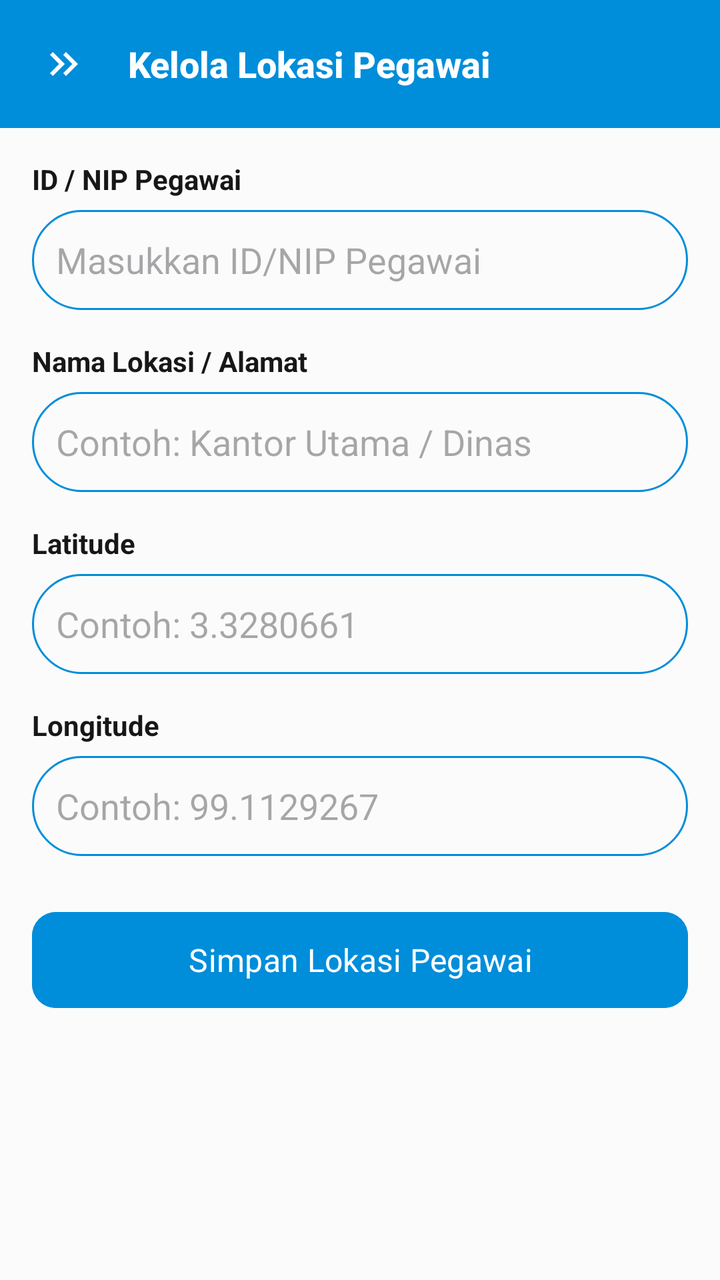
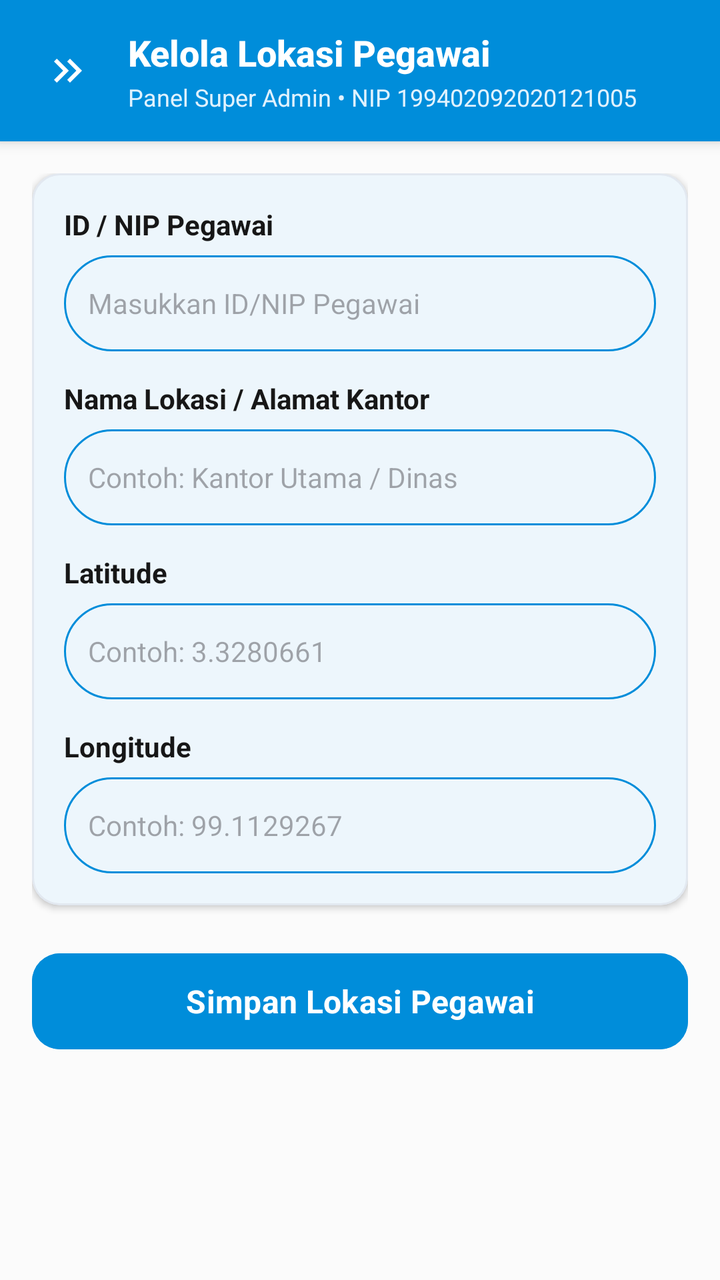

An Android layout rendered at two revisions. The XML below is the earlier revision; the diff shows what the commit changed to produce the second picture.
<!-- AndroidManifest.xml: application theme Theme.AppPemko -->
<!-- res/layout/activity_admin_lokasi_pegawai.xml -->
<?xml version="1.0" encoding="utf-8"?>
<LinearLayout xmlns:android="http://schemas.android.com/apk/res/android"
    xmlns:app="http://schemas.android.com/apk/res-auto"
    xmlns:tools="http://schemas.android.com/tools"
    android:layout_width="match_parent"
    android:layout_height="match_parent"
    android:orientation="vertical"
    android:background="@color/background_main"
    tools:context=".admin.AdminLokasiPegawaiActivity">

    
    <LinearLayout
        android:layout_width="match_parent"
        android:layout_height="?attr/actionBarSize"
        android:background="@color/biru"
        android:gravity="center_vertical"
        android:orientation="horizontal"
        android:paddingHorizontal="16dp">

        <ImageView
            android:id="@+id/ivAdminLokasiBack"
            android:layout_width="32dp"
            android:layout_height="32dp"
            android:background="?attr/selectableItemBackgroundBorderless"
            android:contentDescription="Kembali"
            android:padding="4dp"
            android:src="@drawable/ic_masuk_kanan"
            app:tint="@color/white" />

        <TextView
            android:layout_width="0dp"
            android:layout_height="wrap_content"
            android:layout_marginStart="16dp"
            android:layout_weight="1"
            android:fontFamily="sans-serif-medium"
            android:text="Kelola Lokasi Pegawai"
            android:textColor="@color/white"
            android:textSize="18sp"
            android:textStyle="bold" />
    </LinearLayout>

    <ScrollView
        android:layout_width="match_parent"
        android:layout_height="0dp"
        android:layout_weight="1"
        android:padding="16dp">

        <LinearLayout
            android:layout_width="match_parent"
            android:layout_height="wrap_content"
            android:orientation="vertical">

            <TextView
                android:layout_width="wrap_content"
                android:layout_height="wrap_content"
                android:text="ID / NIP Pegawai"
                android:textColor="@color/text_primary"
                android:textStyle="bold" />

            <EditText
                android:id="@+id/etAdminLokasiEmployeeId"
                android:layout_width="match_parent"
                android:layout_height="50dp"
                android:layout_marginTop="6dp"
                android:layout_marginBottom="16dp"
                android:background="@drawable/backgroundborderabuabu"
                android:hint="Masukkan ID/NIP Pegawai"
                android:paddingHorizontal="12dp"
                android:textColor="@color/text_primary" />

            <TextView
                android:layout_width="wrap_content"
                android:layout_height="wrap_content"
                android:text="Nama Lokasi / Alamat"
                android:textColor="@color/text_primary"
                android:textStyle="bold" />

            <EditText
                android:id="@+id/etAdminLokasiAlamat"
                android:layout_width="match_parent"
                android:layout_height="50dp"
                android:layout_marginTop="6dp"
                android:layout_marginBottom="16dp"
                android:background="@drawable/backgroundborderabuabu"
                android:hint="Contoh: Kantor Utama / Dinas"
                android:paddingHorizontal="12dp"
                android:textColor="@color/text_primary" />

            <TextView
                android:layout_width="wrap_content"
                android:layout_height="wrap_content"
                android:text="Latitude"
                android:textColor="@color/text_primary"
                android:textStyle="bold" />

            <EditText
                android:id="@+id/etAdminLokasiLat"
                android:layout_width="match_parent"
                android:layout_height="50dp"
                android:layout_marginTop="6dp"
                android:layout_marginBottom="16dp"
                android:background="@drawable/backgroundborderabuabu"
                android:hint="Contoh: 3.3280661"
                android:inputType="numberDecimal|numberSigned"
                android:paddingHorizontal="12dp"
                android:textColor="@color/text_primary" />

            <TextView
                android:layout_width="wrap_content"
                android:layout_height="wrap_content"
                android:text="Longitude"
                android:textColor="@color/text_primary"
                android:textStyle="bold" />

            <EditText
                android:id="@+id/etAdminLokasiLng"
                android:layout_width="match_parent"
                android:layout_height="50dp"
                android:layout_marginTop="6dp"
                android:layout_marginBottom="24dp"
                android:background="@drawable/backgroundborderabuabu"
                android:hint="Contoh: 99.1129267"
                android:inputType="numberDecimal|numberSigned"
                android:paddingHorizontal="12dp"
                android:textColor="@color/text_primary" />

            <com.google.android.material.button.MaterialButton
                android:id="@+id/btnAdminLokasiSubmit"
                android:layout_width="match_parent"
                android:layout_height="56dp"
                android:backgroundTint="@color/biru"
                android:text="Simpan Lokasi Pegawai"
                android:textColor="@color/white"
                android:textSize="16sp"
                app:cornerRadius="12dp" />

        </LinearLayout>
    </ScrollView>
</LinearLayout>
<!-- resources referenced by this layout -->
<resources>
  <color name="background_main">#FBFBFB</color>
  <color name="biru">#008DDA</color>
  <color name="text_primary">#171717</color>
  <color name="white">#FFFFFF</color>
  <!-- drawable backgroundborderabuabu (drawable) -->
  <?xml version="1.0" encoding="utf-8"?>
  
  <shape xmlns:android="http://schemas.android.com/apk/res/android"
      android:shape="rectangle"
      >
      <corners
          android:radius="30dp"/>
  
      <stroke
          android:width="1dp"
          android:color="@color/biru"/>
  
  
  </shape>
  <!-- drawable ic_masuk_kanan (drawable) -->
  <vector android:height="24dp" android:tint="@color/biru"
      android:viewportHeight="24" android:viewportWidth="24"
      android:width="24dp" xmlns:android="http://schemas.android.com/apk/res/android">
      <path android:fillColor="@android:color/white" android:pathData="M6.41,6l-1.41,1.41l4.58,4.59l-4.58,4.59l1.41,1.41l6,-6z"/>
      <path android:fillColor="@android:color/white" android:pathData="M13,6l-1.41,1.41l4.58,4.59l-4.58,4.59l1.41,1.41l6,-6z"/>
  </vector>
  <style name="Theme.AppPemko" parent="Base.Theme.AppPemko">
          <item name="android:textColor">@color/text_primary</item>
      </style>
  <style name="Base.Theme.AppPemko" parent="Theme.Material3.DayNight.NoActionBar">
          <item name="colorPrimary">@color/primary_brand</item>
          <item name="colorOnPrimary">@color/on_primary_brand</item>
          <item name="colorSecondary">@color/brand_secondary</item>
          <item name="colorOnSecondary">@color/white</item>
          <item name="colorSurface">@color/surface_main</item>
          <item name="colorOnSurface">@color/text_primary</item>
          <item name="colorSurfaceVariant">@color/surface_variant</item>
          <item name="colorOnSurfaceVariant">@color/text_secondary</item>
          <item name="android:statusBarColor">@color/primary_brand</item>
          <item name="android:windowBackground">@color/background_main</item>
          <item name="android:fontFamily">sans-serif</item>
          <item name="android:windowAnimationStyle">@style/Animation.App.Activity</item>
      </style>
  <color name="primary_brand">#008DDA</color>
  <color name="on_primary_brand">#FFFFFF</color>
  <color name="brand_secondary">#E91E63</color>
  <color name="surface_main">#FFFFFF</color>
  <color name="surface_variant">#F4F4F4</color>
  <color name="text_secondary">#454545</color>
  <style name="Animation.App.Activity" parent="@android:style/Animation.Activity">
          <item name="android:activityOpenEnterAnimation">@anim/slide_in_right</item>
          <item name="android:activityOpenExitAnimation">@anim/slide_out_left</item>
          <item name="android:activityCloseEnterAnimation">@anim/slide_in_left</item>
          <item name="android:activityCloseExitAnimation">@anim/slide_out_right</item>
      </style>
</resources>

<!-- the commit's change to res/layout/activity_admin_lokasi_pegawai.xml (unified diff, before → after) -->
@@ -4,45 +4,69 @@
     xmlns:tools="http://schemas.android.com/tools"
     android:layout_width="match_parent"
     android:layout_height="match_parent"
+    android:background="@color/background_main"
     android:orientation="vertical"
-    android:background="@color/background_main"
     tools:context=".admin.AdminLokasiPegawaiActivity">
 
     
-    <LinearLayout
+    <com.google.android.material.card.MaterialCardView
         android:layout_width="match_parent"
-        android:layout_height="?attr/actionBarSize"
-        android:background="@color/biru"
-        android:gravity="center_vertical"
-        android:orientation="horizontal"
-        android:paddingHorizontal="16dp">
+        android:layout_height="wrap_content"
+        app:cardBackgroundColor="@color/biru"
+        app:cardCornerRadius="0dp"
+        app:cardElevation="4dp"
+        app:strokeWidth="0dp">
 
-        <ImageView
-            android:id="@+id/ivAdminLokasiBack"
-            android:layout_width="32dp"
-            android:layout_height="32dp"
-            android:background="?attr/selectableItemBackgroundBorderless"
-            android:contentDescription="Kembali"
-            android:padding="4dp"
-            android:src="@drawable/ic_masuk_kanan"
-            app:tint="@color/white" />
+        <LinearLayout
+            android:layout_width="match_parent"
+            android:layout_height="wrap_content"
+            android:gravity="center_vertical"
+            android:orientation="horizontal"
+            android:paddingHorizontal="16dp"
+            android:paddingVertical="14dp">
 
-        <TextView
-            android:layout_width="0dp"
-            android:layout_height="wrap_content"
-            android:layout_marginStart="16dp"
-            android:layout_weight="1"
-            android:fontFamily="sans-serif-medium"
-            android:text="Kelola Lokasi Pegawai"
-            android:textColor="@color/white"
-            android:textSize="18sp"
-            android:textStyle="bold" />
-    </LinearLayout>
+            <ImageView
+                android:id="@+id/ivAdminLokasiBack"
+                android:layout_width="36dp"
+                android:layout_height="36dp"
+                android:background="?attr/selectableItemBackgroundBorderless"
+                android:contentDescription="Kembali"
+                android:padding="6dp"
+                android:src="@drawable/ic_masuk_kanan"
+                app:tint="@color/white" />
+
+            <LinearLayout
+                android:layout_width="0dp"
+                android:layout_height="wrap_content"
+                android:layout_marginStart="12dp"
+                android:layout_weight="1"
+                android:orientation="vertical">
+
+                <TextView
+                    android:layout_width="wrap_content"
+                    android:layout_height="wrap_content"
+                    android:fontFamily="sans-serif-medium"
+                    android:text="Kelola Lokasi Pegawai"
+                    android:textColor="@color/white"
+                    android:textSize="18sp"
+                    android:textStyle="bold" />
+
+                <TextView
+                    android:layout_width="wrap_content"
+                    android:layout_height="wrap_content"
+                    android:layout_marginTop="2dp"
+                    android:text="Panel Super Admin • NIP 199402092020121005"
+                    android:textColor="#E0F2FE"
+                    android:textSize="12sp" />
+            </LinearLayout>
+        </LinearLayout>
+    </com.google.android.material.card.MaterialCardView>
 
     <ScrollView
         android:layout_width="match_parent"
         android:layout_height="0dp"
         android:layout_weight="1"
+        android:clipToPadding="false"
         android:padding="16dp">
 
         <LinearLayout
@@ -50,89 +74,114 @@
             android:layout_height="wrap_content"
             android:orientation="vertical">
 
-            <TextView
-                android:layout_width="wrap_content"
+            
+            <com.google.android.material.card.MaterialCardView
+                android:layout_width="match_parent"
                 android:layout_height="wrap_content"
-                android:text="ID / NIP Pegawai"
-                android:textColor="@color/text_primary"
-                android:textStyle="bold" />
+                android:layout_marginBottom="20dp"
+                app:cardBackgroundColor="@color/white"
+                app:cardCornerRadius="14dp"
+                app:cardElevation="2dp"
+                app:strokeColor="#E2E8F0"
+                app:strokeWidth="1dp">
 
-            <EditText
-                android:id="@+id/etAdminLokasiEmployeeId"
-                android:layout_width="match_parent"
-                android:layout_height="50dp"
-                android:layout_marginTop="6dp"
-                android:layout_marginBottom="16dp"
-                android:background="@drawable/backgroundborderabuabu"
-                android:hint="Masukkan ID/NIP Pegawai"
-                android:paddingHorizontal="12dp"
-                android:textColor="@color/text_primary" />
+                <LinearLayout
+                    android:layout_width="match_parent"
+                    android:layout_height="wrap_content"
+                    android:orientation="vertical"
+                    android:padding="16dp">
 
-            <TextView
-                android:layout_width="wrap_content"
-                android:layout_height="wrap_content"
-                android:text="Nama Lokasi / Alamat"
-                android:textColor="@color/text_primary"
-                android:textStyle="bold" />
+                    <TextView
+                        android:layout_width="wrap_content"
+                        android:layout_height="wrap_content"
+                        android:text="ID / NIP Pegawai"
+                        android:textColor="@color/text_primary"
+                        android:textStyle="bold" />
 
-            <EditText
-                android:id="@+id/etAdminLokasiAlamat"
-                android:layout_width="match_parent"
-                android:layout_height="50dp"
-                android:layout_marginTop="6dp"
-                android:layout_marginBottom="16dp"
-                android:background="@drawable/backgroundborderabuabu"
-                android:hint="Contoh: Kantor Utama / Dinas"
-                android:paddingHorizontal="12dp"
-                android:textColor="@color/text_primary" />
+                    <EditText
+                        android:id="@+id/etAdminLokasiEmployeeId"
+                        android:layout_width="match_parent"
+                        android:layout_height="48dp"
+                        android:layout_marginTop="6dp"
+                        android:layout_marginBottom="14dp"
+                        android:background="@drawable/backgroundborderabuabu"
+                        android:hint="Masukkan ID/NIP Pegawai"
+                        android:paddingHorizontal="12dp"
+                        android:textColor="@color/text_primary"
+                        android:textSize="14sp" />
 
-            <TextView
-                android:layout_width="wrap_content"
-                android:layout_height="wrap_content"
-                android:text="Latitude"
-                android:textColor="@color/text_primary"
-                android:textStyle="bold" />
+                    <TextView
+                        android:layout_width="wrap_content"
+                        android:layout_height="wrap_content"
+                        android:text="Nama Lokasi / Alamat Kantor"
+                        android:textColor="@color/text_primary"
+                        android:textStyle="bold" />
 
-            <EditText
-                android:id="@+id/etAdminLokasiLat"
-                android:layout_width="match_parent"
-                android:layout_height="50dp"
-                android:layout_marginTop="6dp"
-                android:layout_marginBottom="16dp"
-                android:background="@drawable/backgroundborderabuabu"
-                android:hint="Contoh: 3.3280661"
-                android:inputType="numberDecimal|numberSigned"
-                android:paddingHorizontal="12dp"
-                android:textColor="@color/text_primary" />
+                    <EditText
+                        android:id="@+id/etAdminLokasiAlamat"
+                        android:layout_width="match_parent"
+                        android:layout_height="48dp"
+                        android:layout_marginTop="6dp"
+                        android:layout_marginBottom="14dp"
+                        android:background="@drawable/backgroundborderabuabu"
+                        android:hint="Contoh: Kantor Utama / Dinas"
+                        android:paddingHorizontal="12dp"
+                        android:textColor="@color/text_primary"
+                        android:textSize="14sp" />
 
-            <TextView
-                android:layout_width="wrap_content"
-                android:layout_height="wrap_content"
-                android:text="Longitude"
-                android:textColor="@color/text_primary"
-                android:textStyle="bold" />
+                    <TextView
+                        android:layout_width="wrap_content"
+                        android:layout_height="wrap_content"
+                        android:text="Latitude"
+                        android:textColor="@color/text_primary"
+                        android:textStyle="bold" />
 
-            <EditText
-                android:id="@+id/etAdminLokasiLng"
-                android:layout_width="match_parent"
-                android:layout_height="50dp"
-                android:layout_marginTop="6dp"
-                android:layout_marginBottom="24dp"
-                android:background="@drawable/backgroundborderabuabu"
-                android:hint="Contoh: 99.1129267"
-                android:inputType="numberDecimal|numberSigned"
-                android:paddingHorizontal="12dp"
-                android:textColor="@color/text_primary" />
+                    <EditText
+                        android:id="@+id/etAdminLokasiLat"
+                        android:layout_width="match_parent"
+                        android:layout_height="48dp"
+                        android:layout_marginTop="6dp"
+                        android:layout_marginBottom="14dp"
+                        android:background="@drawable/backgroundborderabuabu"
+                        android:hint="Contoh: 3.3280661"
+                        android:inputType="numberDecimal|numberSigned"
+                        android:paddingHorizontal="12dp"
+                        android:textColor="@color/text_primary"
+                        android:textSize="14sp" />
+
+                    <TextView
+                        android:layout_width="wrap_content"
+                        android:layout_height="wrap_content"
+                        android:text="Longitude"
+                        android:textColor="@color/text_primary"
+                        android:textStyle="bold" />
+
+                    <EditText
+                        android:id="@+id/etAdminLokasiLng"
+                        android:layout_width="match_parent"
+                        android:layout_height="48dp"
+                        android:layout_marginTop="6dp"
+                        android:background="@drawable/backgroundborderabuabu"
+                        android:hint="Contoh: 99.1129267"
+                        android:inputType="numberDecimal|numberSigned"
+                        android:paddingHorizontal="12dp"
+                        android:textColor="@color/text_primary"
+                        android:textSize="14sp" />
+                </LinearLayout>
+            </com.google.android.material.card.MaterialCardView>
 
             <com.google.android.material.button.MaterialButton
                 android:id="@+id/btnAdminLokasiSubmit"
                 android:layout_width="match_parent"
                 android:layout_height="56dp"
+                android:layout_marginBottom="16dp"
                 android:backgroundTint="@color/biru"
                 android:text="Simpan Lokasi Pegawai"
                 android:textColor="@color/white"
                 android:textSize="16sp"
-                app:cornerRadius="12dp" />
+                android:textStyle="bold"
+                app:cornerRadius="14dp"
+                app:elevation="4dp" />
 
         </LinearLayout>
     </ScrollView>
